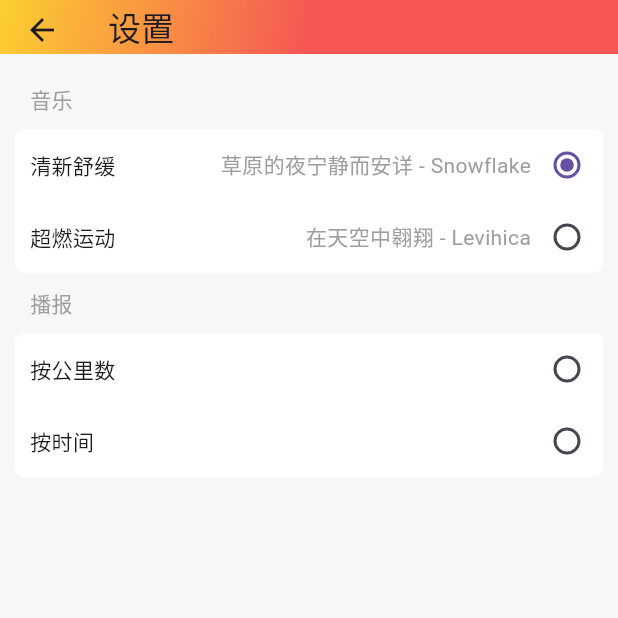
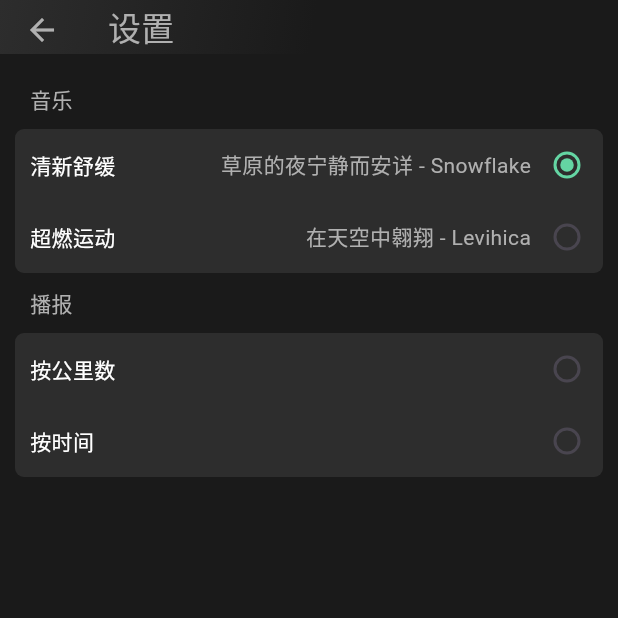
Before and after one commit to ayqy/running, a Flutter app: the Profile screen opened directly, after a tap on "设置", on a phone screen of 412 x 824 dp, the top half of it. Run offline on Flutter 3.47's test engine with Material 3 defaults, Android fonts, the phone set to English and light mode, and no system bars; our stand-ins replace audio_service, circular_profile_avatar, connectivity_plus, date_format, device_info_plus, dio and 11 more; missing offline and left inert: amap_flutter_base, amap_flutter_location, amap_flutter_map, flutter_mute, fluwx, volume_controller and 1 more; accounts and stored records are empty.

Commit message:
feat: dark theme

```diff
--- /dev/null
+++ b/lib/const/theme.dart
@@ -0,0 +1,87 @@
+import 'package:flutter/material.dart';
+
+// 主题类型枚举
+enum ThemeType {
+  light,
+  dark,
+}
+
+class ThemeColors {
+  // 主题类型
+  static const ThemeType currentTheme = ThemeType.dark;
+
+  // 获取当前主题的颜色
+  static Color get primaryColor => _getThemeColor(_primaryColors);
+  static Color get backgroundColor => _getThemeColor(_backgroundColors);
+  static Color get valueTextColor => _getThemeColor(_valueTextColors);
+  static Color get regularTextColor => _getThemeColor(_regularTextColors);
+  static Color get dividerColor => _getThemeColor(_dividerColors);
+  static Color get cardColor => _getThemeColor(_cardColors);
+  static Color get barColor => _getThemeColor(_barColors);
+  static Color get selectedColor => _getThemeColor(_selectedColors);
+
+  // 获取导航栏渐变色
+  static List<Color> get navBarGradientColors =>
+      currentTheme == ThemeType.dark ?
+      [const Color(0xFF2D2D2D), const Color(0xFF1A1A1A)] :
+      [const Color(0xFF64D5A3), const Color(0xFF5CC99F)];
+
+  // 获取个人页面头部渐变背景色
+  static List<Color> get profileHeaderGradientColors =>
+      currentTheme == ThemeType.dark ?
+      [const Color(0xFF1A1A1A), const Color(0xFF2D3A30), const Color(0xFF1E3323)] :
+      [const Color(0xFF64D5A3), const Color(0xFF5CC99F)];
+
+  // 获取指定主题色值
+  static Color _getThemeColor(Map<ThemeType, Color> themeColors) {
+    return themeColors[currentTheme] ?? themeColors[ThemeType.light]!;
+  }
+
+  // 各主题下的主色调
+  static final Map<ThemeType, Color> _primaryColors = {
+    ThemeType.light: const Color(0xfff55555),
+    ThemeType.dark: const Color(0xFF1A1A1A),
+  };
+
+  // 各主题下的背景色
+  static final Map<ThemeType, Color> _backgroundColors = {
+    ThemeType.light: const Color(0xfff6f7f7),
+    ThemeType.dark: const Color(0xFF1A1A1A),
+  };
+
+  // 各主题下的数值文本颜色
+  static final Map<ThemeType, Color> _valueTextColors = {
+    ThemeType.light: Colors.black,
+    ThemeType.dark: const Color(0xFFFFFFFF),
+  };
+
+  // 各主题下的普通文本颜色
+  static final Map<ThemeType, Color> _regularTextColors = {
+    ThemeType.light: Colors.grey,
+    ThemeType.dark: const Color(0xFFB0B0B0),
+  };
+
+  // 各主题下的分隔线颜色
+  static final Map<ThemeType, Color> _dividerColors = {
+    ThemeType.light: Colors.grey.withOpacity(0.3),
+    ThemeType.dark: const Color(0xFF3D3D3D),
+  };
+
+  // 各主题下的卡片颜色
+  static final Map<ThemeType, Color> _cardColors = {
+    ThemeType.light: Colors.white,
+    ThemeType.dark: const Color(0xFF2D2D2D),
+  };
+
+  // 各主题下的条形图颜色
+  static final Map<ThemeType, Color> _barColors = {
+    ThemeType.light: const Color(0xffeeeeee),
+    ThemeType.dark: const Color(0xFF3D3D3D),
+  };
+
+  // 各主题下的RadioBox选中状态颜色
+  static final Map<ThemeType, Color> _selectedColors = {
+    ThemeType.light: const Color(0xFF4CAF50), // 浅色主题下的绿色
+    ThemeType.dark: const Color(0xFF64D5A3), // 深色主题下的绿色
+  };
+}
--- a/lib/const/ui.dart
+++ b/lib/const/ui.dart
@@ -1,13 +1,19 @@
 import 'package:flutter/cupertino.dart';
+import 'package:flutter/material.dart';
+import 'theme.dart';
 
 class UIConsts {
   static double APPBAR_TOOLBAR_HEIGHT = 36;
+  // 导航栏文字颜色
+  static Color get APPBAR_TEXT_COLOR => ThemeColors.regularTextColor;
+  // 导航栏文字字号
+  static const double APPBAR_TEXT_FONT_SIZE = 14.0;
   static Widget APPBAR_FLEXIBLE_SPACE = Container(
-    decoration: const BoxDecoration(
+    decoration: BoxDecoration(
       gradient: LinearGradient(
           begin: Alignment.topLeft,
           end: Alignment.bottomCenter,
-          colors: <Color>[Color(0xfffccf31), Color(0xfff55555)]
+          colors: ThemeColors.navBarGradientColors
       ),
     ),
   );
--- a/lib/main_button.dart
+++ b/lib/main_button.dart
@@ -4,6 +4,7 @@ import 'package:flutter/material.dart';
 import 'package:fluttertoast/fluttertoast.dart';
 import 'package:provider/provider.dart';
 import 'package:running/const/running_status.dart';
+import 'package:running/const/theme.dart';
 import 'model/running_model.dart';
 
 class MainButton extends StatefulWidget {
@@ -132,7 +133,7 @@ class MainButtonWidgetState extends State<MainButton> {
           width: isIdle ? 90 : 60,
           height: isIdle ? 90 : 60,
           child: content != null ? FloatingActionButton(
-            backgroundColor: isIdle ? Colors.orange : Colors.red,
+            backgroundColor: isIdle ? ThemeColors.primaryColor : Colors.red,
             onPressed: () { _onPressed(model); },
             shape: const CircleBorder(),
             child: content,
--- a/lib/profile.dart
+++ b/lib/profile.dart
@@ -1,4 +1,5 @@
 import 'package:flutter/material.dart';
+import 'package:running/widget/custom_app_bar.dart';
 import 'package:circular_profile_avatar/circular_profile_avatar.dart';
 import 'package:flutter_easyloading/flutter_easyloading.dart';
 
@@ -8,6 +9,7 @@ import 'util/toast.dart';
 import 'util/account.dart';
 import 'util/dialog.dart';
 import 'util/log.dart';
+import 'const/theme.dart';
 
 
 class Profile extends StatefulWidget {
@@ -23,6 +25,10 @@ class _ProfileState extends State<Profile> {
   bool isLoggedIn = AccountUtil.isLoggedIn();
 
   _onLoginPressed() {
+    if (isLoggedIn) {
+      Navigator.of(context).pop();
+      Navigator.pushNamed(context, '/account_settings');
+    } else {
       Navigator.pushNamed(context, '/login').then((_) async {
         bool lastIsLoggedIn = isLoggedIn;
         // 从登录页回来重新获取登录状态
@@ -50,10 +56,15 @@ class _ProfileState extends State<Profile> {
         }
       });
     }
+  }
 
   _onAvatarPressed() {
     Navigator.of(context).pop();
+    if (isLoggedIn) {
       Navigator.pushNamed(context, '/account_settings');
+    } else {
+      Navigator.pushNamed(context, '/login');
+    }
   }
 
   _onHistoryPressed() {
@@ -78,147 +89,107 @@ class _ProfileState extends State<Profile> {
 
   @override
   Widget build(BuildContext context) {
-    Divider div = const Divider(height: 1, color: Colors.black12, indent: 20, endIndent: 20);
-    Widget avatar = CircularProfileAvatar(
+    Divider div = Divider(height: 1, color: ThemeColors.dividerColor, indent: 20, endIndent: 20);
+    Widget avatar;
+
+    if (isLoggedIn && AccountUtil.getAvatarUrl().isNotEmpty) {
+      // Use user's avatar if logged in and avatar URL exists
+      avatar = CircularProfileAvatar(
+        AccountUtil.getAvatarUrl(),
+        radius: 40,
+        backgroundColor: ThemeColors.cardColor.withOpacity(0.45),
+        borderWidth: 4,
+        borderColor: ThemeColors.valueTextColor,
+        foregroundColor: ThemeColors.valueTextColor.withOpacity(0.5),
+        cacheImage: true,
+        imageFit: BoxFit.cover,
+        errorWidget: (context, url, error) => Icon(
+          Icons.person_rounded,
+          color: ThemeColors.valueTextColor,
+          size: 40,
+        ),
+      );
+    } else {
+      // Default avatar for not logged in users
+      avatar = CircularProfileAvatar(
         '',
-      child: const Icon(
+        child: Icon(
           Icons.person_rounded,
-        color: Colors.white,
+          color: ThemeColors.valueTextColor,
           size: 40,
         ),
         radius: 40,
-      backgroundColor: const Color.fromRGBO(43, 43, 43, 0.45),
+        backgroundColor: ThemeColors.cardColor.withOpacity(0.45),
         borderWidth: 4,
-      borderColor: Colors.white,
-      foregroundColor: Colors.white.withOpacity(0.5),
+        borderColor: ThemeColors.valueTextColor,
+        foregroundColor: ThemeColors.valueTextColor.withOpacity(0.5),
         cacheImage: true,
         imageFit: BoxFit.cover,
-    );
-
-    String nickname = '';
-    if (isLoggedIn) {
-      nickname = AccountUtil.getNickname();
-      String avatarUrl = AccountUtil.getAvatarUrl();
-      avatar = CircularProfileAvatar(
-        avatarUrl,
-        radius: 25,
-        initialsText: avatarUrl.isEmpty ? Text(
-          nickname,
-          style: const TextStyle(fontSize: 40, color: Colors.white),
-        ) : const Text(''),
-        backgroundColor: const Color.fromRGBO(43, 43, 43, 0.45),
       );
     }
 
     return Scaffold(
-      appBar: AppBar(
-        toolbarHeight: UIConsts.APPBAR_TOOLBAR_HEIGHT,
-        title: const Text("我的"),
-        flexibleSpace: UIConsts.APPBAR_FLEXIBLE_SPACE,
-      ),
-      body: ListView(
-        padding: EdgeInsets.zero,
+      backgroundColor: ThemeColors.backgroundColor,
+      body: Column(
         children: [
           Container(
-            decoration: const BoxDecoration(
-              color: Color(0xfff5f5f5),
-              image: DecorationImage(
-                image: AssetImage('images/orange-sky.png'),
-                fit: BoxFit.fill,
+            decoration: BoxDecoration(
+              gradient: LinearGradient(
+                begin: Alignment.topLeft,
+                end: Alignment.bottomRight,
+                colors: ThemeColors.profileHeaderGradientColors,
               ),
             ),
+            child: SafeArea(
+              bottom: false,
+              child: Container(
+                padding: const EdgeInsets.all(20),
+                child: Row(
+                  children: [
+                    GestureDetector(
+                      onTap: _onAvatarPressed,
+                      child: avatar,
+                    ),
+                    const SizedBox(width: 20),
+                    Expanded(
+                      child: GestureDetector(
+                        onTap: _onLoginPressed,
                         child: Column(
                           crossAxisAlignment: CrossAxisAlignment.start,
                           children: [
-                isLoggedIn ? InkWell(
-                  onTap: _onAvatarPressed,
-                  child: Container(
-                    padding: const EdgeInsets.fromLTRB(20, 40, 0, 20),
-                    child: Row(
-                      children: [
-                        avatar,
-                        const SizedBox(width: 10),
-                        Column(
-                          crossAxisAlignment: CrossAxisAlignment.start,
-                          children: [
                             Text(
-                              nickname,
-                              style: const TextStyle(
-                                color: Color(0xff333333),
-                                fontSize: 18,
-                                fontWeight: FontWeight.bold,
+                              isLoggedIn ? AccountUtil.getNickname() : '点击登录',
+                              style: TextStyle(fontSize: 24, color: Colors.white),
                             ),
-                            ),
-                            Row(
-                              children: const [
+                            const SizedBox(height: 4),
                             Text(
-                                  '账号与资料',
-                                  style: TextStyle(
-                                    color: Color(0xff999999),
-                                  ),
-                                ),
-                                Icon(
-                                  Icons.arrow_forward_ios,
-                                  size: 14,
-                                  color: Color(0xff999999),
+                              isLoggedIn ? AccountUtil.getUsername() : '登录后可同步数据',
+                              style: TextStyle(color: Colors.white.withOpacity(0.8)),
                             ),
                           ],
                         ),
-                          ],
-                        )
+                      ),
+                    ),
                   ],
                 ),
               ),
-                ) : Container(
-                  alignment: Alignment.center,
-                  padding: const EdgeInsets.fromLTRB(0, 30, 0, 20),
-                  child: avatar,
-                ),
-                Container(
-                  height: 48,
-                  alignment: Alignment.topLeft,
-                  margin: const EdgeInsets.fromLTRB(20, 0, 20, 0),
-                  child: isLoggedIn ? const Text(
-                    '见到你很高兴!',
-                    textAlign: TextAlign.center,
-                    style: TextStyle(
-                      fontSize: 16,
-                      color: Colors.white,
-                    ),
-                  ) : ElevatedButton(
-                    style: ElevatedButton.styleFrom(
-                      backgroundColor: Colors.orange, // 明确设置橙色
-                      minimumSize: const Size.fromHeight(40),
-                    ),
-                    onPressed: _onLoginPressed,
-                    child: const Text(
-                      '登录/注册',
-                      style: TextStyle(
-                        color: Colors.white,
-                        fontSize: 16,
-                      )
-                    ),
-                  ),
-                ),
-                const SizedBox(height: 20),
-              ],
             ),
           ),
           ListTile(
             leading: const Icon(Icons.history_rounded),
-            title: const Text('历史记录'),
+            title: Text('历史记录', style: TextStyle(color: ThemeColors.valueTextColor)),
             onTap: _onHistoryPressed,
           ),
           div,
           ListTile(
             leading: const Icon(Icons.settings),
-            title: const Text('设置'),
+            title: Text('设置', style: TextStyle(color: ThemeColors.valueTextColor)),
             onTap: _onSettingsPressed,
           ),
           div,
           ListTile(
             leading: const Icon(Icons.info_outline),
-            title: const Text('关于'),
+            title: Text('关于', style: TextStyle(color: ThemeColors.valueTextColor)),
             onTap: _onAboutPressed,
           ),
         ],
--- a/lib/settings.dart
+++ b/lib/settings.dart
@@ -5,6 +5,8 @@ import 'const/music_config.dart';
 import 'util/log.dart';
 import 'util/audio.dart';
 import 'util/storage.dart';
+import 'const/theme.dart';
+import 'widget/custom_app_bar.dart';
 
 
 class Settings extends StatefulWidget {
@@ -44,8 +46,8 @@ class _SettingsState extends State<Settings> {
       padding: const EdgeInsets.all(10),
       child: Text(
         title,
-        style: const TextStyle(
-          color: Colors.grey,
+        style: TextStyle(
+          color: ThemeColors.regularTextColor,
           fontSize: 14,
         ),
       ),
@@ -56,7 +58,7 @@ class _SettingsState extends State<Settings> {
     return Container(
       decoration: BoxDecoration(
         borderRadius: BorderRadius.circular(6),
-        color: Colors.white,
+        color: ThemeColors.cardColor,
       ),
       child: Column(
         children: items.map((item) {
@@ -64,14 +66,15 @@ class _SettingsState extends State<Settings> {
             padding: const EdgeInsets.fromLTRB(10, 0, 0, 0),
             child: Row(
               children: [
-                Text(item['key'] ?? ''),
+                Text(item['key'] ?? '', style: TextStyle(color: ThemeColors.valueTextColor)),
                 const Expanded(child: SizedBox()),
-                Text(item['text'] ?? '', style: const TextStyle(color: Colors.grey)),
+                Text(item['text'] ?? '', style: TextStyle(color: ThemeColors.regularTextColor)),
                 // const Icon(Icons.arrow_forward_ios, size: 16, color: Colors.grey),
                 Radio(
                   value: item['value'],
                   groupValue: item['selected'],
                   onChanged: item['action'],
+                  activeColor: ThemeColors.selectedColor,
                 ),
               ],
             ),
@@ -84,14 +87,12 @@ class _SettingsState extends State<Settings> {
   @override
   Widget build(BuildContext context) {
     return Scaffold(
-      appBar: AppBar(
-        toolbarHeight: UIConsts.APPBAR_TOOLBAR_HEIGHT,
-        title: const Text("设置"),
-        flexibleSpace: UIConsts.APPBAR_FLEXIBLE_SPACE,
+      appBar: CustomAppBar(
+        title: "设置",
       ),
       body: Container(
         padding: const EdgeInsets.all(10),
-        color: const Color(0xfff6f7f7),
+        color: ThemeColors.backgroundColor,
         child: Column(
           crossAxisAlignment: CrossAxisAlignment.start,
           children: [
--- /dev/null
+++ b/lib/widget/custom_app_bar.dart
@@ -0,0 +1,31 @@
+import 'package:flutter/material.dart';
+import '../const/ui.dart';
+
+class CustomAppBar extends StatelessWidget implements PreferredSizeWidget {
+  final String title;
+  final Widget? leading;
+  final PreferredSizeWidget? bottom;
+
+  const CustomAppBar({
+    Key? key,
+    required this.title,
+    this.leading,
+    this.bottom,
+  }) : super(key: key);
+
+  @override
+  Widget build(BuildContext context) {
+    return AppBar(
+      toolbarHeight: UIConsts.APPBAR_TOOLBAR_HEIGHT,
+      title: Text(title),
+      leading: leading,
+      bottom: bottom,
+      flexibleSpace: UIConsts.APPBAR_FLEXIBLE_SPACE,
+      foregroundColor: UIConsts.APPBAR_TEXT_COLOR,
+    );
+  }
+
+  @override
+  Size get preferredSize => Size.fromHeight(UIConsts.APPBAR_TOOLBAR_HEIGHT + (bottom?.preferredSize.height ?? 0.0));
+
+}
```
Also changed, not shown: lib/about.dart (+15 -15 lines), lib/account_settings.dart (+18 -19 lines), lib/dashboard.dart (+13 -12 lines), lib/history.dart (+35 -26 lines), lib/login.dart (+18 -17 lines), lib/main.dart (+5 -3 lines), lib/widget/radio_group.dart (+4 -3 lines). Lines whose indentation alone changed are shown as unchanged.
